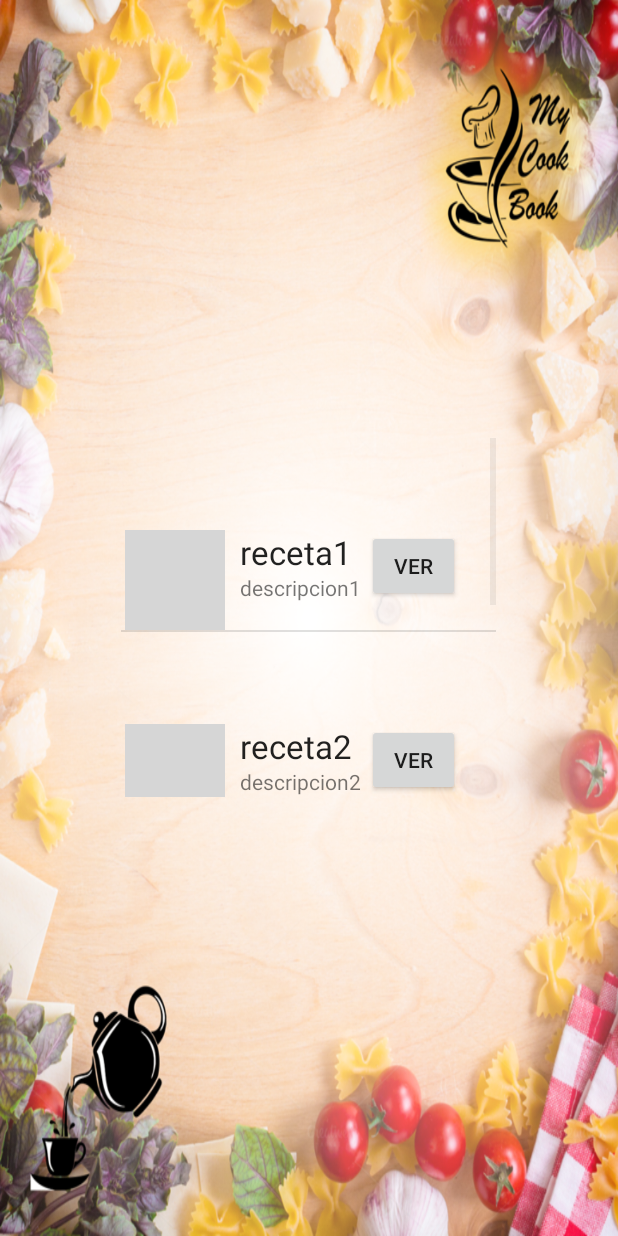
After one commit to nicolegarcia/ProyectV1, an Android app: the RecetasActivity screen opened directly, with no data from a screen before it, on a phone screen of 412 x 824 dp. The commit adds this screen. Run offline under Robolectric (Android 15) with nearby library versions, the phone set to English and light mode, and no system bars; pictures from the network do not load; grey boxes are pictures that could not be loaded.

Commit message:
Creado layout para ver recetas. Asociado boton desde home a layout de recetas.

```diff
--- a/app/build.gradle
+++ b/app/build.gradle
@@ -28,4 +28,5 @@ dependencies {
     testCompile 'junit:junit:4.12'
     compile 'com.android.support:appcompat-v7:23.0.1'
     compile 'com.facebook.android:facebook-android-sdk:4.0.0'
+    compile 'com.github.bumptech.glide:glide:3.5.2'
 }
--- a/app/src/main/AndroidManifest.xml
+++ b/app/src/main/AndroidManifest.xml
@@ -24,25 +24,24 @@
         </activity>
 
         <activity
-            android:name=".HomeActivity" >
-            <intent-filter>
-                <action android:name="android.intent.action.MAIN" />
-                <category android:name="android.intent.category.LAUNCHER" />
-            </intent-filter>
-        </activity>
-
-        <activity
             android:name="com.facebook.FacebookActivity"
             android:configChanges="keyboard|keyboardHidden|screenLayout|screenSize|orientation"
             android:theme="@android:style/Theme.Translucent.NoTitleBar"
             android:label="@string/app_name" />
 
         <activity
-            android:name=".DespensaActivity" >
-            <intent-filter>
-                <action android:name="android.intent.action.MAIN" />
-                <category android:name="android.intent.category.LAUNCHER" />
-            </intent-filter>
+            android:name=".HomeActivity"
+            android:label="Home">
+        </activity>
+
+        <activity
+            android:name=".DespensaActivity"
+            android:label="Despensa">
+        </activity>
+
+        <activity
+            android:name=".RecetasActivity"
+            android:label="Recetas">
         </activity>
 
     </application>
--- a/app/src/main/java/com/example/nicole/proyectv1/HomeActivity.java
+++ b/app/src/main/java/com/example/nicole/proyectv1/HomeActivity.java
@@ -25,7 +25,7 @@ public class HomeActivity extends Activity{
         //name.setText(profile.getName());
 
         irDespensa();
-
+        irRecetas();
     }
 
     private void irDespensa(){
@@ -38,4 +38,15 @@ public class HomeActivity extends Activity{
             }
         });
     }
+
+    private void irRecetas(){
+        Button recetas = (Button) findViewById(R.id.btn_BuscarReceta);
+        recetas.setOnClickListener(new View.OnClickListener() {
+            @Override
+            public void onClick(View v) {
+                startActivity(new Intent(HomeActivity.this, RecetasActivity.class));
+
+            }
+        });
+    }
 }
--- a/app/src/main/java/com/example/nicole/proyectv1/MainActivity.java
+++ b/app/src/main/java/com/example/nicole/proyectv1/MainActivity.java
@@ -27,7 +27,6 @@ public class MainActivity extends AppCompatActivity {
 
     @Override
     protected void onCreate(Bundle savedInstanceState) {
-
         super.onCreate(savedInstanceState);
         FacebookSdk.sdkInitialize(getApplicationContext());
         setContentView(R.layout.activity_main);
--- /dev/null
+++ b/app/src/main/java/com/example/nicole/proyectv1/Recetas/Receta.java
@@ -0,0 +1,34 @@
+package com.example.nicole.proyectv1.Recetas;
+
+/**
+ * Created by SG on 06-01-2016.
+ */
+public class Receta {
+
+    public Receta(String titulo, String descripcion) {
+        this.titulo = titulo;
+        this.descripcion = descripcion;
+    }
+
+    String titulo;
+    String descripcion;
+
+
+
+    public String getTitulo() {
+        return titulo;
+    }
+
+    public void setTitulo(String titulo) {
+        this.titulo = titulo;
+    }
+
+    public String getDescripcion() {
+        return descripcion;
+    }
+
+    public void setDescripcion(String descripcion) {
+        this.descripcion = descripcion;
+    }
+
+}
--- /dev/null
+++ b/app/src/main/java/com/example/nicole/proyectv1/Recetas/RecetasAdapter.java
@@ -0,0 +1,45 @@
+package com.example.nicole.proyectv1.Recetas;
+
+import android.app.Activity;
+import android.content.Context;
+import android.view.LayoutInflater;
+import android.view.View;
+import android.view.ViewGroup;
+import android.widget.ArrayAdapter;
+import android.widget.CheckBox;
+import android.widget.ImageView;
+import android.widget.TextView;
+
+import com.bumptech.glide.Glide;
+import com.example.nicole.proyectv1.Despensa.Ingrediente;
+import com.example.nicole.proyectv1.R;
+
+/**
+ * Created by SG on 06-01-2016.
+ */
+public class RecetasAdapter extends ArrayAdapter<Receta> {
+
+    Receta[] modelItems = null;
+    Context context;
+
+    public RecetasAdapter(Context context, Receta[] resource) {
+        super(context, R.layout.row_recetas,resource);
+        this.context = context;
+        this.modelItems = resource;
+    }
+    @Override
+    public View getView(int position, View convertView, ViewGroup parent) {
+        LayoutInflater inflater = ((Activity) context).getLayoutInflater();
+        convertView = inflater.inflate(R.layout.row_recetas, parent, false);
+        TextView title = (TextView) convertView.findViewById(R.id.tituloReceta);
+        TextView description = (TextView) convertView.findViewById(R.id.descReceta);
+        title.setText(modelItems[position].getTitulo());
+        description.setText(modelItems[position].getDescripcion());
+        ImageView iv = (ImageView) convertView.findViewById(R.id.imageView);
+        Glide.with(context)
+                .load("http://cdn.flaticon.com/png/64/62/62484.png")
+                .into(iv);
+        return convertView;
+    }
+
+}
--- /dev/null
+++ b/app/src/main/java/com/example/nicole/proyectv1/RecetasActivity.java
@@ -0,0 +1,46 @@
+package com.example.nicole.proyectv1;
+
+import android.app.Activity;
+import android.os.Bundle;
+import android.widget.ListView;
+
+import com.example.nicole.proyectv1.Recetas.Receta;
+import com.example.nicole.proyectv1.Recetas.RecetasAdapter;
+
+import java.util.ArrayList;
+
+/**
+ * Created by SG on 06-01-2016.
+ */
+
+public class RecetasActivity extends Activity{
+    ArrayList<Receta> prueba = new ArrayList<>();;
+    ListView lv;
+    Receta[] modelItems;
+
+    protected void onCreate(Bundle savedInstanceState) {
+        super.onCreate(savedInstanceState);
+        setContentView(R.layout.recetas);
+        prueba.add(new Receta("receta1", "descripcion1"));
+        prueba.add(new Receta("receta2", "descripcion2"));
+        prueba.add(new Receta("receta3", "descripcion3"));
+        prueba.add(new Receta("receta4", "descripcion4"));
+
+        mostrarRecetas();
+    }
+
+    private void mostrarRecetas() {
+
+        lv = (ListView) findViewById(R.id.listView1);
+
+        modelItems = new Receta[prueba.size()];
+        for (int i=0; i<prueba.size(); i++) {
+            modelItems[i] = prueba.get(i);
+        }
+
+        RecetasAdapter adapter = new RecetasAdapter(this, modelItems);
+        lv.setAdapter(adapter);
+    }
+
+
+}
--- a/app/src/main/res/layout/fragment_main.xml
+++ b/app/src/main/res/layout/fragment_main.xml
@@ -1,9 +1,8 @@
-<FrameLayout xmlns:android="http://schemas.android.com/apk/res/android"
-    xmlns:tools="http://schemas.android.com/tools" android:layout_width="match_parent"
-    android:layout_height="match_parent" tools:context="com.example.nicole.proyectv1.MainFragment">
-
-    <!-- TODO: Update blank fragment layout -->
-    <TextView android:layout_width="match_parent" android:layout_height="match_parent"
-        android:text="@string/hello_blank_fragment" />
+<FrameLayout
+    xmlns:android="http://schemas.android.com/apk/res/android"
+    xmlns:tools="http://schemas.android.com/tools"
+    android:layout_width="match_parent"
+    android:layout_height="match_parent"
+    tools:context="com.example.nicole.proyectv1.MainFragment">
 
 </FrameLayout>
--- a/app/src/main/res/layout/home.xml
+++ b/app/src/main/res/layout/home.xml
@@ -1,9 +1,11 @@
 <?xml version="1.0" encoding="utf-8"?>
 <RelativeLayout
     xmlns:android="http://schemas.android.com/apk/res/android"
+    xmlns:tools="http://schemas.android.com/tools"
     android:layout_width="match_parent"
     android:layout_height="match_parent"
-    android:background="@drawable/fondohome">>
+    android:background="@drawable/fondohome"
+    tools:context=".HomeActivity">
 
     <TextView
         android:layout_width="wrap_content"
--- /dev/null
+++ b/app/src/main/res/layout/recetas.xml
@@ -0,0 +1,28 @@
+<?xml version="1.0" encoding="utf-8"?>
+<RelativeLayout xmlns:android="http://schemas.android.com/apk/res/android"
+    android:layout_width="match_parent" android:layout_height="match_parent"
+    android:background="@drawable/fondodespensa">
+
+    <RelativeLayout
+        android:orientation="vertical"
+        android:layout_width="250dp"
+        android:layout_height="match_parent"
+        android:layout_marginTop="60dp"
+        android:weightSum="1"
+        android:layout_centerHorizontal="true"
+        android:id="@+id/relativeLayout">
+
+    </RelativeLayout>
+
+    <ListView
+        android:id="@+id/listView1"
+        android:layout_width="match_parent"
+        android:layout_height="239dp"
+        android:layout_centerVertical="true"
+        android:layout_alignLeft="@+id/relativeLayout"
+        android:layout_alignStart="@+id/relativeLayout"
+        android:layout_alignRight="@+id/relativeLayout"
+        android:layout_alignEnd="@+id/relativeLayout">
+    </ListView>
+
+</RelativeLayout>
--- /dev/null
+++ b/app/src/main/res/layout/row_recetas.xml
@@ -0,0 +1,45 @@
+<?xml version="1.0" encoding="utf-8"?>
+<RelativeLayout xmlns:android="http://schemas.android.com/apk/res/android"
+    android:orientation="horizontal"
+    android:layout_width="match_parent"
+    android:layout_height="match_parent">
+
+
+    <TextView
+        android:layout_width="wrap_content"
+        android:layout_height="wrap_content"
+        android:textAppearance="?android:attr/textAppearanceLarge"
+        android:text="Titulo Receta"
+        android:id="@+id/tituloReceta"
+        android:layout_alignTop="@+id/btn_VerReceta"
+        android:layout_alignLeft="@+id/descReceta"
+        android:layout_alignStart="@+id/descReceta" />
+
+    <TextView
+        android:layout_width="wrap_content"
+        android:layout_height="wrap_content"
+        android:text="Descripcion"
+        android:id="@+id/descReceta"
+        android:layout_alignBottom="@+id/btn_VerReceta"
+        android:layout_alignParentLeft="true"
+        android:layout_alignParentStart="true"
+        android:layout_marginLeft="79dp"
+        android:layout_marginStart="79dp" />
+
+    <Button
+        android:layout_width="62dp"
+        android:layout_height="wrap_content"
+        android:text="Ver"
+        android:id="@+id/btn_VerReceta"
+        android:layout_marginTop="61dp"
+        android:layout_marginLeft="10dp"
+        android:layout_toRightOf="@+id/tituloReceta" />
+
+    <ImageView
+        android:layout_width="100px"
+        android:layout_height="100px"
+        android:id="@+id/imageView"
+        android:layout_toLeftOf="@+id/tituloReceta"
+        android:layout_marginRight="10dp"
+        android:layout_alignTop="@+id/tituloReceta" />
+</RelativeLayout>
```
Also changed, not shown: app/src/main/res/layout/activity_main.xml (+8 -4 lines), 1 other file.
